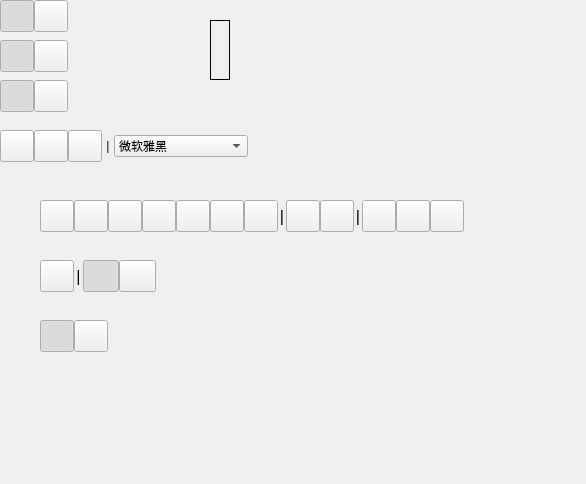
Above: MainWindow.ui from xland/ScreenCapture before the change. Below: the same form after it.
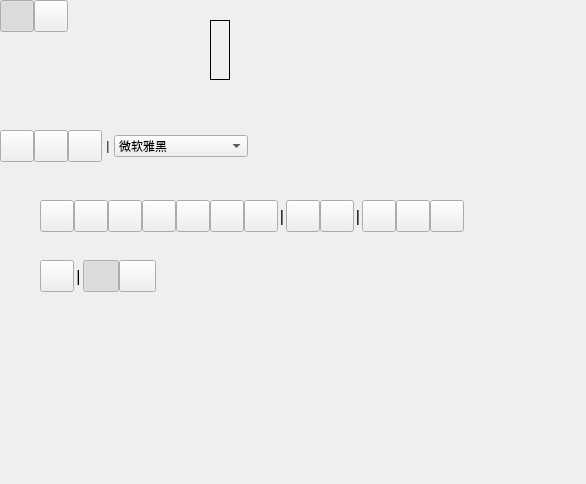
That is the form after the change.

What changed in the file:
```diff
--- a/MainWindow.ui
+++ b/MainWindow.ui
@@ -803,9 +803,9 @@
    <widget class="QWidget" name="toolEraser" native="true">
     <property name="geometry">
      <rect>
-      <x>40</x>
+      <x>0</x>
       <y>320</y>
-      <width>68</width>
+      <width>34</width>
       <height>32</height>
      </rect>
     </property>
@@ -817,13 +817,13 @@
     </property>
     <property name="minimumSize">
      <size>
-      <width>68</width>
+      <width>34</width>
       <height>32</height>
      </size>
     </property>
     <property name="maximumSize">
      <size>
-      <width>68</width>
+      <width>34</width>
       <height>32</height>
      </size>
     </property>
@@ -843,77 +843,6 @@
      <property name="bottomMargin">
       <number>0</number>
      </property>
-     <item>
-      <widget class="QPushButton" name="btnEraserDot">
-       <property name="sizePolicy">
-        <sizepolicy hsizetype="Preferred" vsizetype="Preferred">
-         <horstretch>0</horstretch>
-         <verstretch>0</verstretch>
-        </sizepolicy>
-       </property>
-       <property name="minimumSize">
-        <size>
-         <width>34</width>
-         <height>0</height>
-        </size>
-       </property>
-       <property name="maximumSize">
-        <size>
-         <width>34</width>
-         <height>16777215</height>
-        </size>
-       </property>
-       <property name="cursor">
-        <cursorShape>PointingHandCursor</cursorShape>
-       </property>
-       <property name="text">
-        <string/>
-       </property>
-       <property name="checkable">
-        <bool>true</bool>
-       </property>
-       <property name="checked">
-        <bool>true</bool>
-       </property>
-       <property name="autoExclusive">
-        <bool>true</bool>
-       </property>
-      </widget>
-     </item>
-     <item>
-      <widget class="QPushButton" name="btnEraserRect">
-       <property name="sizePolicy">
-        <sizepolicy hsizetype="Preferred" vsizetype="Preferred">
-         <horstretch>0</horstretch>
-         <verstretch>0</verstretch>
-        </sizepolicy>
-       </property>
-       <property name="minimumSize">
-        <size>
-         <width>34</width>
-         <height>0</height>
-        </size>
-       </property>
-       <property name="maximumSize">
-        <size>
-         <width>34</width>
-         <height>16777215</height>
-        </size>
-       </property>
-       <property name="cursor">
-        <cursorShape>PointingHandCursor</cursorShape>
-       </property>
-       <property name="text">
-        <string/>
-       </property>
-       <property name="checkable">
-        <bool>true</bool>
-       </property>
-       <property name="autoExclusive">
-        <bool>true</bool>
-       </property>
-      </widget>
-     </item>
     </layout>
    </widget>
    <widget class="QWidget" name="toolArrow" native="true">
@@ -1037,7 +966,7 @@
      <rect>
       <x>0</x>
       <y>40</y>
-      <width>68</width>
+      <width>34</width>
       <height>32</height>
      </rect>
     </property>
@@ -1049,13 +978,13 @@
     </property>
     <property name="minimumSize">
      <size>
-      <width>68</width>
+      <width>34</width>
       <height>32</height>
      </size>
     </property>
     <property name="maximumSize">
      <size>
-      <width>68</width>
+      <width>34</width>
       <height>32</height>
      </size>
     </property>
@@ -1075,77 +1004,6 @@
      <property name="bottomMargin">
       <number>0</number>
      </property>
-     <item>
-      <widget class="QPushButton" name="btnPenDot">
-       <property name="sizePolicy">
-        <sizepolicy hsizetype="Preferred" vsizetype="Preferred">
-         <horstretch>0</horstretch>
-         <verstretch>0</verstretch>
-        </sizepolicy>
-       </property>
-       <property name="minimumSize">
-        <size>
-         <width>34</width>
-         <height>0</height>
-        </size>
-       </property>
-       <property name="maximumSize">
-        <size>
-         <width>34</width>
-         <height>16777215</height>
-        </size>
-       </property>
-       <property name="cursor">
-        <cursorShape>PointingHandCursor</cursorShape>
-       </property>
-       <property name="text">
-        <string/>
-       </property>
-       <property name="checkable">
-        <bool>true</bool>
-       </property>
-       <property name="checked">
-        <bool>true</bool>
-       </property>
-       <property name="autoExclusive">
-        <bool>true</bool>
-       </property>
-      </widget>
-     </item>
-     <item>
-      <widget class="QPushButton" name="btnArrowEmpty_2">
-       <property name="sizePolicy">
-        <sizepolicy hsizetype="Preferred" vsizetype="Preferred">
-         <horstretch>0</horstretch>
-         <verstretch>0</verstretch>
-        </sizepolicy>
-       </property>
-       <property name="minimumSize">
-        <size>
-         <width>34</width>
-         <height>0</height>
-        </size>
-       </property>
-       <property name="maximumSize">
-        <size>
-         <width>34</width>
-         <height>16777215</height>
-        </size>
-       </property>
-       <property name="cursor">
-        <cursorShape>PointingHandCursor</cursorShape>
-       </property>
-       <property name="text">
-        <string/>
-       </property>
-       <property name="checkable">
-        <bool>true</bool>
-       </property>
-       <property name="autoExclusive">
-        <bool>true</bool>
-       </property>
-      </widget>
-     </item>
     </layout>
    </widget>
    <widget class="QWidget" name="toolMosaic" native="true">
@@ -1153,7 +1011,7 @@
      <rect>
       <x>0</x>
       <y>80</y>
-      <width>68</width>
+      <width>34</width>
       <height>32</height>
      </rect>
     </property>
@@ -1165,13 +1023,13 @@
     </property>
     <property name="minimumSize">
      <size>
-      <width>68</width>
+      <width>34</width>
       <height>32</height>
      </size>
     </property>
     <property name="maximumSize">
      <size>
-      <width>68</width>
+      <width>34</width>
       <height>32</height>
      </size>
     </property>
@@ -1191,77 +1049,6 @@
      <property name="bottomMargin">
       <number>0</number>
      </property>
-     <item>
-      <widget class="QPushButton" name="btnMosaicDot">
-       <property name="sizePolicy">
-        <sizepolicy hsizetype="Preferred" vsizetype="Preferred">
-         <horstretch>0</horstretch>
-         <verstretch>0</verstretch>
-        </sizepolicy>
-       </property>
-       <property name="minimumSize">
-        <size>
-         <width>34</width>
-         <height>0</height>
-        </size>
-       </property>
-       <property name="maximumSize">
-        <size>
-         <width>34</width>
-         <height>16777215</height>
-        </size>
-       </property>
-       <property name="cursor">
-        <cursorShape>PointingHandCursor</cursorShape>
-       </property>
-       <property name="text">
-        <string/>
-       </property>
-       <property name="checkable">
-        <bool>true</bool>
-       </property>
-       <property name="checked">
-        <bool>true</bool>
-       </property>
-       <property name="autoExclusive">
-        <bool>true</bool>
-       </property>
-      </widget>
-     </item>
-     <item>
-      <widget class="QPushButton" name="btnArrowEmpty_3">
-       <property name="sizePolicy">
-        <sizepolicy hsizetype="Preferred" vsizetype="Preferred">
-         <horstretch>0</horstretch>
-         <verstretch>0</verstretch>
-        </sizepolicy>
-       </property>
-       <property name="minimumSize">
-        <size>
-         <width>34</width>
-         <height>0</height>
-        </size>
-       </property>
-       <property name="maximumSize">
-        <size>
-         <width>34</width>
-         <height>16777215</height>
-        </size>
-       </property>
-       <property name="cursor">
-        <cursorShape>PointingHandCursor</cursorShape>
-       </property>
-       <property name="text">
-        <string/>
-       </property>
-       <property name="checkable">
-        <bool>true</bool>
-       </property>
-       <property name="autoExclusive">
-        <bool>true</bool>
-       </property>
-      </widget>
-     </item>
     </layout>
    </widget>
    <widget class="QLineEdit" name="lineEdit">
```
